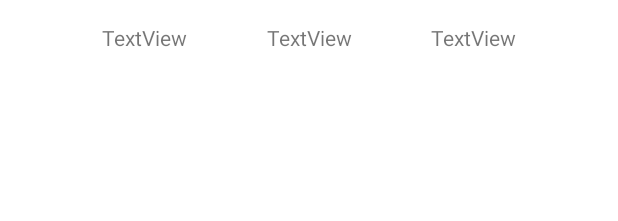
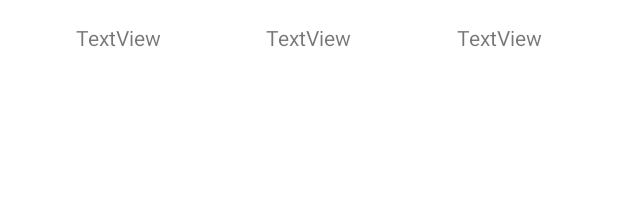
Before and after one commit to meetsheladiya/iot, an Android app: the layout item_readdata.xml on its own in the app's theme, with its tools: preview values and no code run, on a phone screen of 412 x 824 dp. Shown: the top 221 px of the screen. Run offline under Robolectric (Android 15) with nearby library versions, the phone set to English and light mode, and no system bars; network calls fail.

Commit message:
2nd commit

```diff
--- a/app/src/main/AndroidManifest.xml
+++ b/app/src/main/AndroidManifest.xml
@@ -13,6 +13,9 @@
         android:supportsRtl="true"
         android:theme="@style/Theme.IoT">
         <activity
+            android:name=".Controls"
+            android:exported="false" />
+        <activity
             android:name=".ReadDataActivity"
             android:exported="false" />
         <activity
--- a/app/src/main/java/com/itpl/iot/MainActivity.kt
+++ b/app/src/main/java/com/itpl/iot/MainActivity.kt
@@ -16,6 +16,9 @@ class MainActivity : AppCompatActivity() {
             val intent = Intent(this, ReadDataActivity::class.java)
             startActivity(intent)
         }
-
+        appbutton.setOnClickListener {
+            val intent = Intent(this, Controls::class.java)
+            startActivity(intent)
+        }
     }
 }
--- a/app/src/main/res/layout/item_readdata.xml
+++ b/app/src/main/res/layout/item_readdata.xml
@@ -10,35 +10,40 @@
     android:padding="5dp">
 
 
+    <LinearLayout
+        android:layout_width="match_parent"
+        android:layout_height="match_parent"
+        android:gravity="center"
+        android:orientation="horizontal"
+        app:layout_constraintBottom_toBottomOf="parent"
+        app:layout_constraintEnd_toEndOf="parent"
+        app:layout_constraintHorizontal_bias="0.5"
+        app:layout_constraintStart_toStartOf="parent"
+        app:layout_constraintTop_toTopOf="parent">
+
         <TextView
             android:id="@+id/time"
             android:layout_width="wrap_content"
             android:layout_height="wrap_content"
-        android:text="TextView"
-        app:layout_constraintBottom_toBottomOf="parent"
-        app:layout_constraintEnd_toStartOf="@+id/field1"
-        app:layout_constraintStart_toStartOf="parent"
-        app:layout_constraintTop_toTopOf="parent" />
+            android:layout_weight="1"
+            android:gravity="center"
+            android:text="TextView" />
 
         <TextView
             android:id="@+id/field1"
             android:layout_width="wrap_content"
             android:layout_height="wrap_content"
-        android:text="TextView"
-        app:layout_constraintBottom_toBottomOf="parent"
-        app:layout_constraintEnd_toStartOf="@+id/field2"
-        app:layout_constraintStart_toEndOf="@+id/time"
-        app:layout_constraintTop_toTopOf="parent" />
+            android:layout_weight="1"
+            android:gravity="center"
+            android:text="TextView" />
 
         <TextView
             android:id="@+id/field2"
             android:layout_width="wrap_content"
             android:layout_height="wrap_content"
-        android:text="TextView"
-        app:layout_constraintBottom_toBottomOf="parent"
-        app:layout_constraintEnd_toEndOf="parent"
-        app:layout_constraintHorizontal_bias="0.5"
-        app:layout_constraintStart_toEndOf="@+id/field1"
-        app:layout_constraintTop_toTopOf="parent" />
+            android:layout_weight="1"
+            android:gravity="center"
+            android:text="TextView" />
+    </LinearLayout>
 
 </androidx.constraintlayout.widget.ConstraintLayout>
```
Also changed, not shown: app/src/main/java/com/itpl/iot/Controls.kt (added, +48 -0 lines), app/src/main/res/layout/activity_controls.xml (added, +27 -0 lines), app/src/main/res/layout/activity_read_data.xml (+45 -5 lines). Lines whose indentation alone changed are shown as unchanged.
